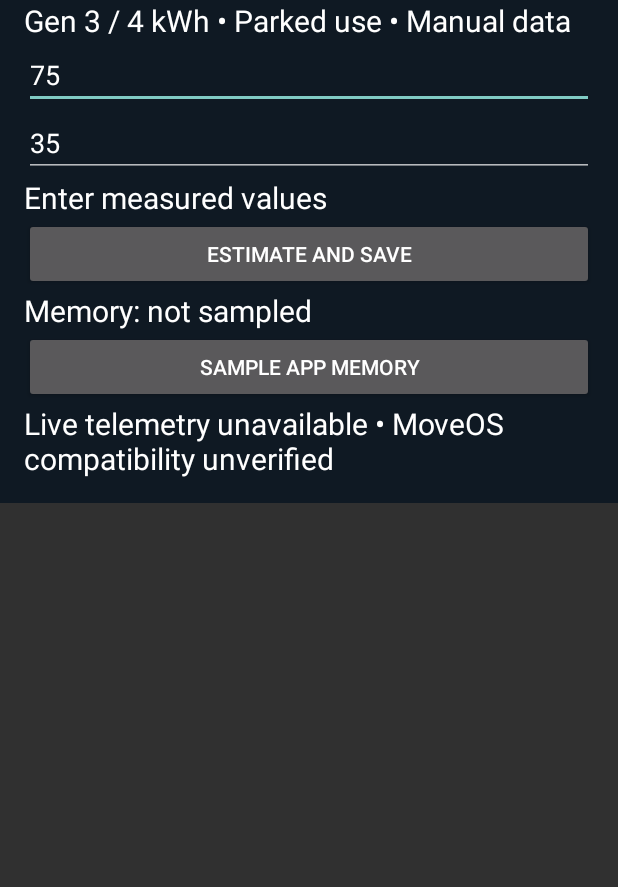
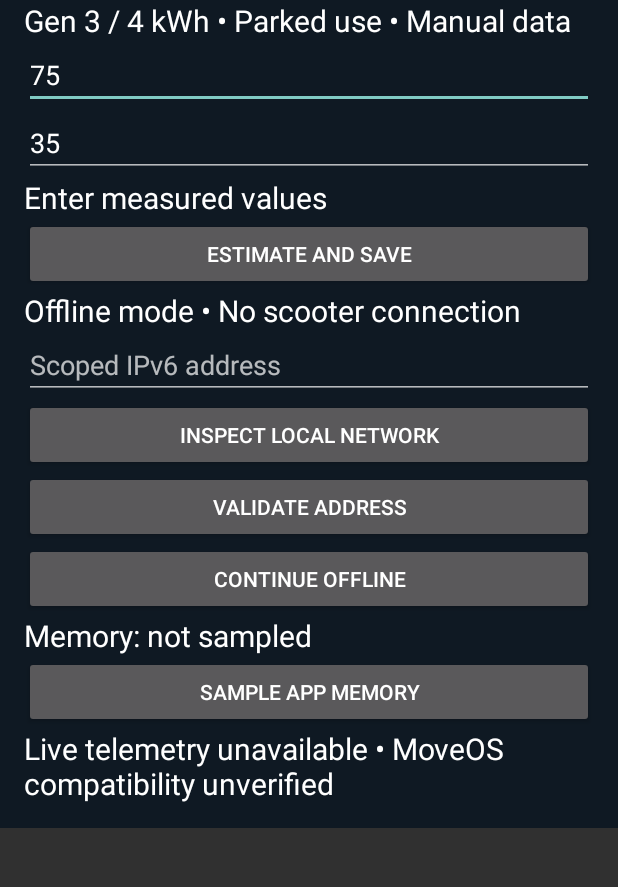
Before and after one commit to dapperdude404/nexora-ev, an Android app: the screen it shows after launch (LiteActivity), on a phone screen of 412 x 824 dp, the part 65-952 px from its top. Run offline under Robolectric (Android 15) with nearby library versions, the phone set to English and light mode, and no system bars.

Commit message:
Wire Smart Connect local inspection and offline fallback

```diff
--- a/app/src/main/java/com/nexora/ev/LiteActivity.kt
+++ b/app/src/main/java/com/nexora/ev/LiteActivity.kt
@@ -21,6 +21,16 @@ class LiteActivity : Activity() {
  result.text=String.format(java.util.Locale.US,"%.1f km • illustrative",range)
  prefs.edit().putString("soc",soc.text.toString()).putString("eff",eff.text.toString()).apply()
  } catch(e:Exception){result.text="Invalid input"} } })
+ val network=label("Offline mode • No scooter connection")
+ val address=EditText(this).apply { hint="Scoped IPv6 address"; inputType=1; layout.addView(this) }
+ layout.addView(Button(this).apply { text="Inspect local network"; setOnClickListener { network.text=NetworkInfo.interfaces() } })
+ layout.addView(Button(this).apply { text="Validate address"; setOnClickListener {
+ val raw=address.text.toString().trim()
+ val parts=raw.split('%')
+ val valid=try { parts.size==2 && parts[0].contains(':') && parts[0].matches(Regex("[0-9a-fA-F:]+")) && parts[1].matches(Regex("[a-zA-Z0-9_.-]+")) && (java.net.InetAddress.getByName(parts[0]) as? java.net.Inet6Address)?.isLinkLocalAddress==true } catch(e:Exception){false}
+ network.text=if(valid) "Valid link-local format • Connection not established" else "Enter link-local IPv6 with interface scope"
+ } })
+ layout.addView(Button(this).apply { text="Continue offline"; setOnClickListener { address.text.clear(); network.text="Offline mode • Manual estimates available" } })
  val mem=label("Memory: not sampled")
  layout.addView(Button(this).apply { text="Sample app memory"; setOnClickListener { val info=Debug.MemoryInfo(); Debug.getMemoryInfo(info); mem.text="App PSS: ${info.totalPss/1024} MiB" } })
  label("Live telemetry unavailable • MoveOS compatibility unverified")
```
